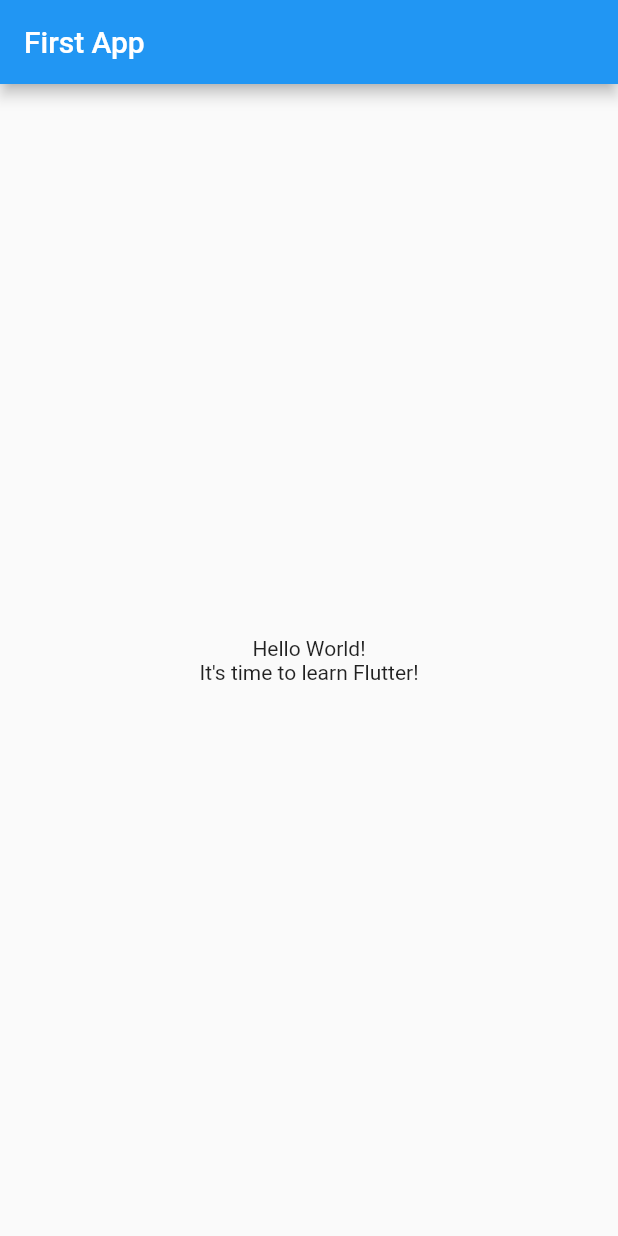
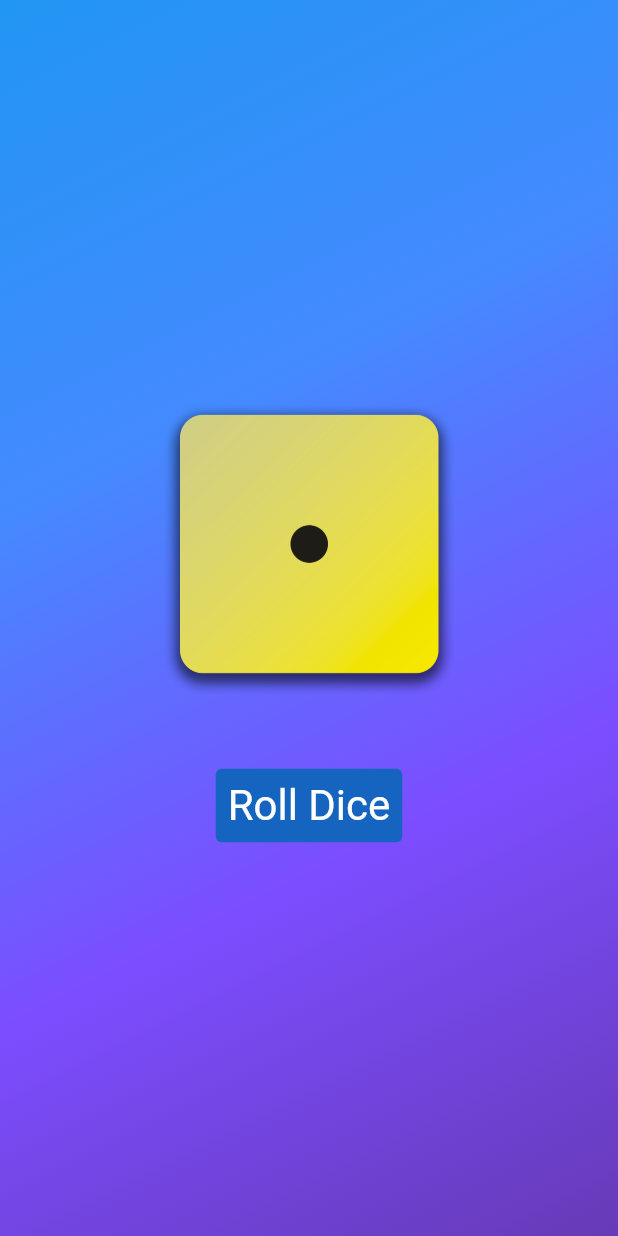
Before and after one commit to InfantAjayVenus/roll_dice, a Flutter app: the screen it shows after launch, on a phone screen of 412 x 824 dp. Run offline on Flutter 3.47's test engine with Material 2 defaults, Android fonts, the phone set to English and light mode, and no system bars.

Commit message:
[app] feat: add roll_dice widget

```diff
--- /dev/null
+++ b/lib/dice_roller.dart
@@ -0,0 +1,50 @@
+import 'package:flutter/material.dart';
+import 'dart:math';
+
+class DiceRoller extends StatefulWidget {
+  const DiceRoller({super.key});
+
+  @override
+  State<DiceRoller> createState() {
+    return _DiceRollerState();
+  }
+}
+
+class _DiceRollerState extends State<DiceRoller> {
+  final randomGenerator = Random();
+  var activeDiceValue = 1;
+
+  rollDice() {
+    setState(() {
+      activeDiceValue = randomGenerator.nextInt(6) + 1;
+      print(activeDiceValue);
+    });
+  }
+
+  @override
+  Widget build(BuildContext context) {
+    return Column(
+      mainAxisSize: MainAxisSize.min,
+      children: [
+        Image.asset(
+          'assets/images/dice-$activeDiceValue.png',
+          width: 200,
+        ),
+        const SizedBox(
+          height: 50,
+        ),
+        TextButton(
+          style: TextButton.styleFrom(
+            foregroundColor: Colors.white,
+            backgroundColor: Colors.blue.shade800,
+            textStyle: const TextStyle(
+              fontSize: 28,
+            ),
+          ),
+          onPressed: rollDice,
+          child: const Text('Roll Dice'),
+        )
+      ],
+    );
+  }
+}
--- /dev/null
+++ b/lib/gradient_container.dart
@@ -0,0 +1,26 @@
+import 'package:flutter/material.dart';
+import 'package:roll_dice/dice_roller.dart';
+
+const startAlignment = Alignment.bottomRight;
+const endAlignment = Alignment.topLeft;
+
+class GradientContainer extends StatelessWidget {
+  const GradientContainer({super.key, required this.colors});
+  final List<Color> colors;
+
+  @override
+  Widget build(context) {
+    return Container(
+      decoration: BoxDecoration(
+        gradient: LinearGradient(
+          colors: colors,
+          begin: startAlignment,
+          end: endAlignment,
+        ),
+      ),
+      child: Center(
+        child: DiceRoller(),
+      ),
+    );
+  }
+}
--- a/lib/main.dart
+++ b/lib/main.dart
@@ -1,37 +1,17 @@
 import 'package:flutter/material.dart';
+import 'package:roll_dice/gradient_container.dart';
 
+const List<Color> gradientColors = [
+  Colors.deepPurple,
+  Colors.deepPurpleAccent,
+  Colors.blueAccent,
+  Colors.blue,
+];
 void main() {
-  runApp(const MyApp());
+  runApp(const MaterialApp(
+    home: Scaffold(
+      backgroundColor: Color.fromARGB(178, 97, 63, 177),
+      body: GradientContainer(colors: gradientColors),
+    ),
+  ));
 }
-
-class MyApp extends StatelessWidget {
-  const MyApp({super.key});
-
-  @override
-  Widget build(BuildContext context) {
-    return MaterialApp(
-      title: 'Flutter Demo',
-      theme: ThemeData(
-        primarySwatch: Colors.blue,
-      ),
-      home: Scaffold(
-        appBar: AppBar(
-          title: const Text('First App'),
-        ),
-        body: Center(
-          child: Column(
-            mainAxisAlignment: MainAxisAlignment.center,
-            children: const [
-              Text(
-                'Hello World!',
-              ),
-              Text(
-                'It\'s time to learn Flutter!',
-              ),
-            ],
-          ),
-        ),
-      ),
-    );
-  }
-}
```
